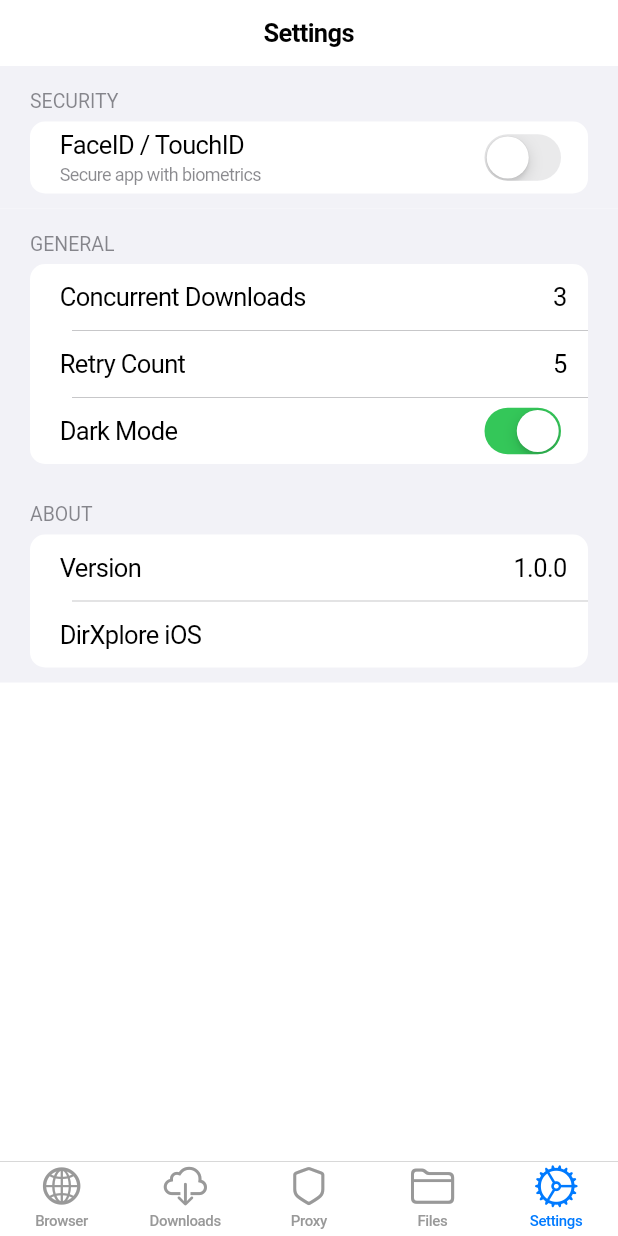
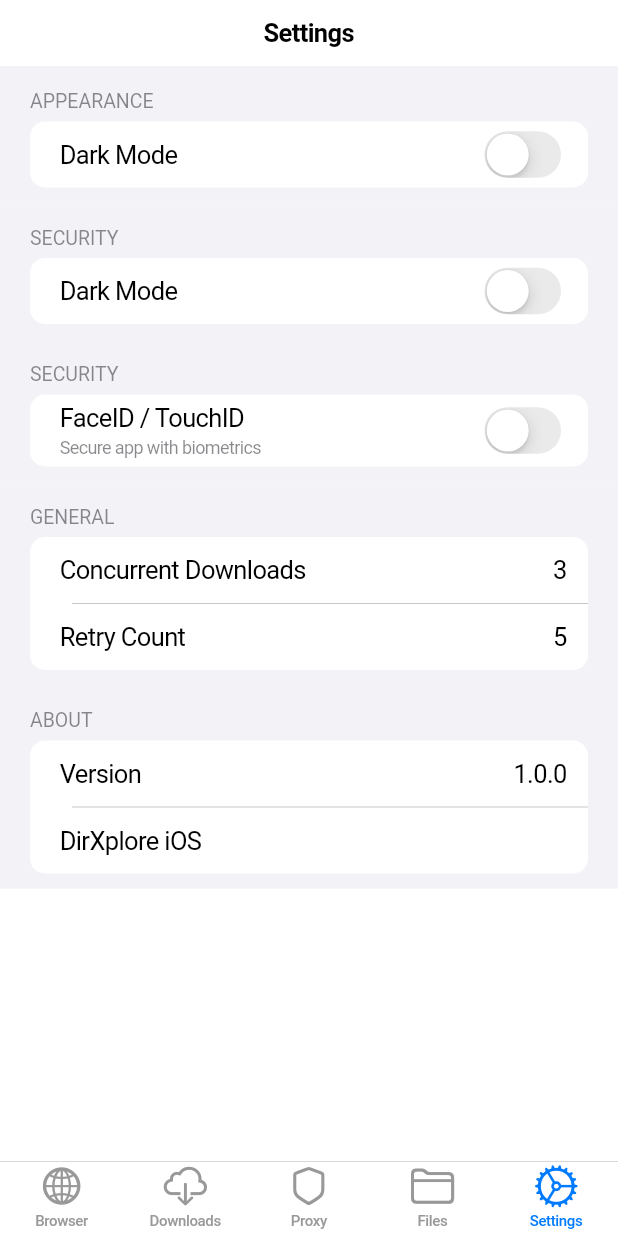
Before and after one commit to rakibshorkar2/dirxplore3, a Flutter app: the screen it shows after launch, item 5 of the bottom bar chosen, on a phone screen of 412 x 824 dp. Run offline on Flutter 3.47's test engine with Material 3 defaults, Android fonts, the phone set to English and light mode, and no system bars; our stand-ins replace chewie, flutter_riverpod, flutter_secure_storage, go_router, local_auth, open_filex and 2 more.

Commit message:
fix_theme_and_connection_info

```diff
--- a/lib/main.dart
+++ b/lib/main.dart
@@ -1,6 +1,7 @@
 import 'package:flutter/cupertino.dart';
 import 'package:flutter_riverpod/flutter_riverpod.dart';
 import 'src/routing/app_router.dart';
+import 'src/features/settings/logic/theme_provider.dart';
 
 void main() {
   runApp(
@@ -10,15 +11,17 @@ void main() {
   );
 }
 
-class DirXploreApp extends StatelessWidget {
+class DirXploreApp extends ConsumerWidget {
   const DirXploreApp({super.key});
 
   @override
-  Widget build(BuildContext context) {
+  Widget build(BuildContext context, WidgetRef ref) {
+    final themeBrightness = ref.watch(themeProvider);
+
     return CupertinoApp.router(
       title: 'DirXplore',
-      theme: const CupertinoThemeData(
-        brightness: Brightness.light,
+      theme: CupertinoThemeData(
+        brightness: themeBrightness,
         primaryColor: CupertinoColors.activeBlue,
       ),
       routerConfig: goRouter,
--- /dev/null
+++ b/lib/src/features/settings/logic/theme_provider.dart
@@ -0,0 +1,38 @@
+import 'package:flutter/cupertino.dart';
+import 'package:flutter_riverpod/flutter_riverpod.dart';
+import 'package:flutter_secure_storage/flutter_secure_storage.dart';
+
+class ThemeNotifier extends StateNotifier<Brightness?> {
+  final _storage = const FlutterSecureStorage();
+  static const _key = 'theme_brightness';
+
+  ThemeNotifier() : super(null) {
+    _loadTheme();
+  }
+
+  Future<void> _loadTheme() async {
+    final value = await _storage.read(key: _key);
+    if (value == 'dark') {
+      state = Brightness.dark;
+    } else if (value == 'light') {
+      state = Brightness.light;
+    } else {
+      state = null; // System default
+    }
+  }
+
+  Future<void> toggleTheme(bool isDark) async {
+    final brightness = isDark ? Brightness.dark : Brightness.light;
+    state = brightness;
+    await _storage.write(key: _key, value: isDark ? 'dark' : 'light');
+  }
+
+  Future<void> resetToSystem() async {
+    state = null;
+    await _storage.delete(key: _key);
+  }
+}
+
+final themeProvider = StateNotifierProvider<ThemeNotifier, Brightness?>((ref) {
+  return ThemeNotifier();
+});
--- a/lib/src/features/settings/presentation/settings_tab.dart
+++ b/lib/src/features/settings/presentation/settings_tab.dart
@@ -1,6 +1,7 @@
 import 'package:flutter/cupertino.dart';
 import 'package:flutter_riverpod/flutter_riverpod.dart';
 import '../logic/security_service.dart';
+import '../logic/theme_provider.dart';
 
 class SettingsTab extends ConsumerWidget {
   const SettingsTab({super.key});
@@ -8,6 +9,8 @@ class SettingsTab extends ConsumerWidget {
   @override
   Widget build(BuildContext context, WidgetRef ref) {
     final security = ref.watch(securityServiceProvider);
+    final themeBrightness = ref.watch(themeProvider);
+    final isDark = themeBrightness == Brightness.dark;
 
     return CupertinoPageScaffold(
       navigationBar: const CupertinoNavigationBar(
@@ -16,6 +19,34 @@ class SettingsTab extends ConsumerWidget {
       child: SafeArea(
         child: ListView(
           children: [
+            CupertinoFormSection.insetGrouped(
+              header: const Text('APPEARANCE'),
+              children: [
+                CupertinoListTile(
+                  title: const Text('Dark Mode'),
+                  trailing: CupertinoSwitch(
+                    value: isDark,
+                    onChanged: (val) {
+                      ref.read(themeProvider.notifier).toggleTheme(val);
+                    },
+                  ),
+                ),
+              ],
+            ),
+            CupertinoFormSection.insetGrouped(
+              header: const Text('SECURITY'),
+              children: [
+                CupertinoListTile(
+                  title: const Text('Dark Mode'),
+                  trailing: CupertinoSwitch(
+                    value: isDark,
+                    onChanged: (val) {
+                      ref.read(themeProvider.notifier).toggleTheme(val);
+                    },
+                  ),
+                ),
+              ],
+            ),
             CupertinoFormSection.insetGrouped(
               header: const Text('SECURITY'),
               children: [
@@ -42,10 +73,6 @@ class SettingsTab extends ConsumerWidget {
                   title: Text('Retry Count'),
                   trailing: Text('5'),
                 ),
-                CupertinoListTile(
-                  title: const Text('Dark Mode'),
-                  trailing: CupertinoSwitch(value: true, onChanged: (v) {}),
-                ),
               ],
             ),
             CupertinoFormSection.insetGrouped(
```
